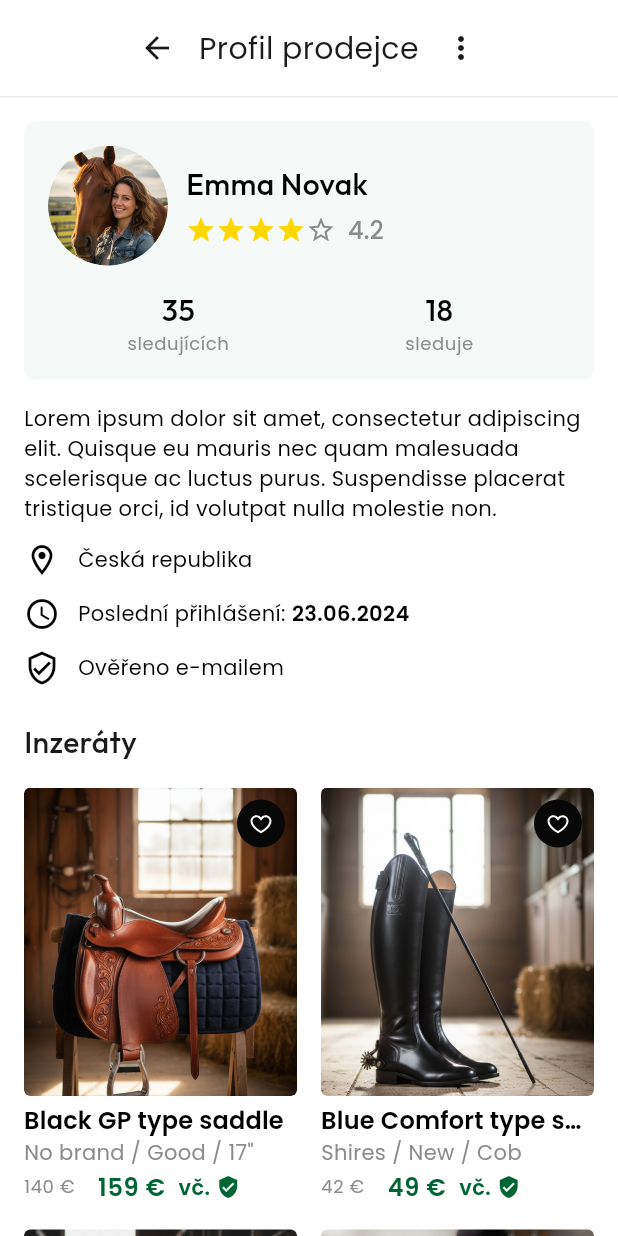
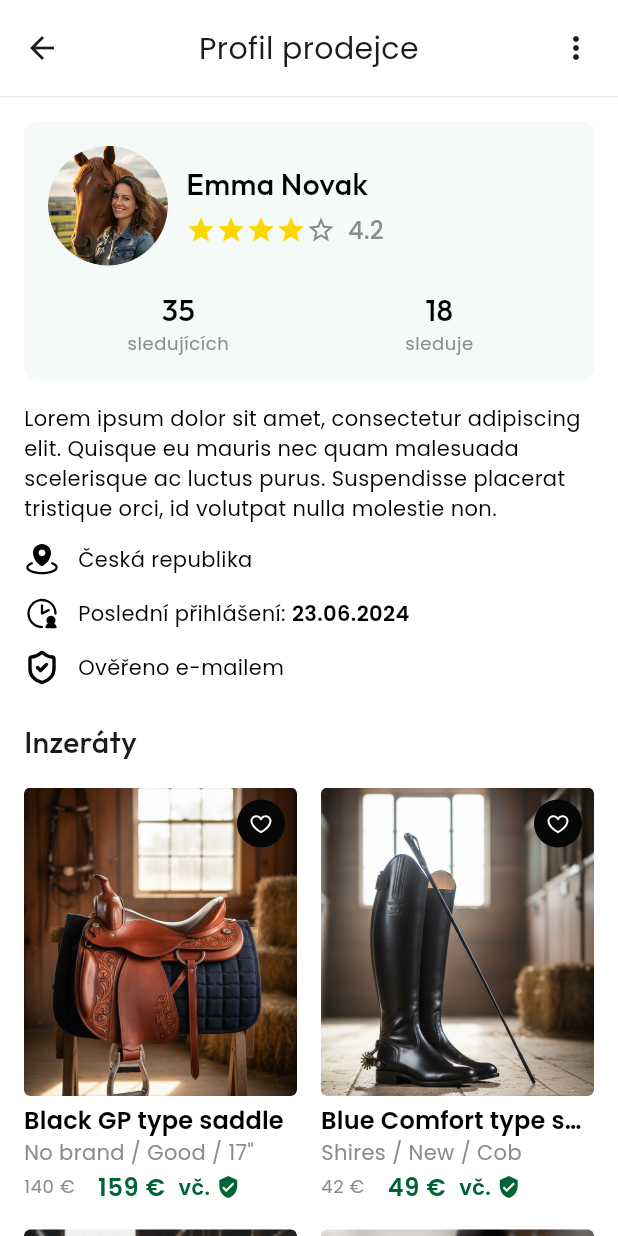
Before and after one commit to martintellinger/eqqu, a Flutter app: the SellerProfileScreen screen opened directly, on a phone screen of 412 x 824 dp. Run offline on Flutter 3.47's test engine with Material 3 defaults, Android fonts, the phone set to English and light mode, and no system bars; our stand-ins replace flutter_svg.

Commit message:
Fix AppHeader layout to use Row instead of Stack for proper title centering, update seller profile icons to SVG assets
https://claude.ai/code/session_012waFykv5wBbLFNTaJFeXrN

```diff
--- a/lib/screens/seller_profile_screen.dart
+++ b/lib/screens/seller_profile_screen.dart
@@ -317,26 +317,31 @@ class _SellerProfileScreenState extends State<SellerProfileScreen> {
         ),
         const SizedBox(height: 12),
         // Location
-        _buildInfoRow(cs, Icons.location_on_outlined, 'Česká republika'),
+        _buildInfoRow(cs, 'assets/icons/MapPinArea.svg', 'Česká republika'),
         const SizedBox(height: 12),
         // Last login
         _buildInfoRow(
           cs,
-          Icons.access_time,
+          'assets/icons/ClockUser.svg',
           'Poslední přihlášení: ',
           trailingBold: '23.06.2024',
         ),
         const SizedBox(height: 12),
         // Verified
-        _buildInfoRow(cs, Icons.verified_user_outlined, 'Ověřeno e-mailem'),
+        _buildInfoRow(cs, 'assets/icons/shield-check.svg', 'Ověřeno e-mailem'),
       ],
     );
   }
 
-  Widget _buildInfoRow(ColorScheme cs, IconData icon, String text, {String? trailingBold}) {
+  Widget _buildInfoRow(ColorScheme cs, String svgPath, String text, {String? trailingBold}) {
     return Row(
       children: [
-        Icon(icon, size: 24, color: cs.secondary),
+        SvgPicture.asset(
+          svgPath,
+          width: 24,
+          height: 24,
+          colorFilter: ColorFilter.mode(cs.secondary, BlendMode.srcIn),
+        ),
         const SizedBox(width: 12),
         if (trailingBold != null)
           Text.rich(
--- a/lib/widgets/app_header.dart
+++ b/lib/widgets/app_header.dart
@@ -31,22 +31,19 @@ class AppHeader extends StatelessWidget {
           height: 64,
           child: Padding(
             padding: const EdgeInsets.symmetric(horizontal: 4, vertical: 8),
-            child: Stack(
-              alignment: Alignment.center,
+            child: Row(
               children: [
-                // Leading icon
+                // Leading icon (fixed 48px slot)
                 if (showBack)
-                  Positioned(
-                    left: 0,
-                    child: IconButton(
-                      icon: Icon(Icons.arrow_back, color: cs.onSurface),
-                      onPressed: onBack ?? () => Navigator.pop(context),
-                    ),
-                  ),
+                  IconButton(
+                    icon: Icon(Icons.arrow_back, color: cs.onSurface),
+                    onPressed: onBack ?? () => Navigator.pop(context),
+                  )
+                else
+                  const SizedBox(width: 48),
 
-                // Centered title (+ optional subtitle)
-                Padding(
-                  padding: const EdgeInsets.symmetric(horizontal: 52),
+                // Centered title fills remaining space
+                Expanded(
                   child: Column(
                     mainAxisAlignment: MainAxisAlignment.center,
                     children: [
@@ -82,12 +79,11 @@ class AppHeader extends StatelessWidget {
                   ),
                 ),
 
-                // Trailing widget
+                // Trailing widget (fixed 48px slot)
                 if (trailing != null)
-                  Positioned(
-                    right: 0,
-                    child: trailing!,
-                  ),
+                  trailing!
+                else
+                  const SizedBox(width: 48),
               ],
             ),
           ),
```
